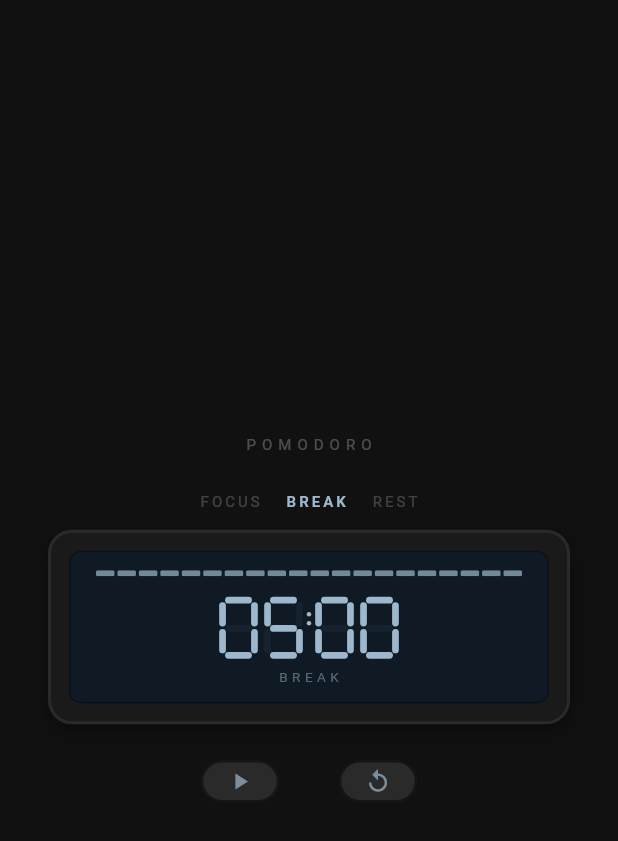
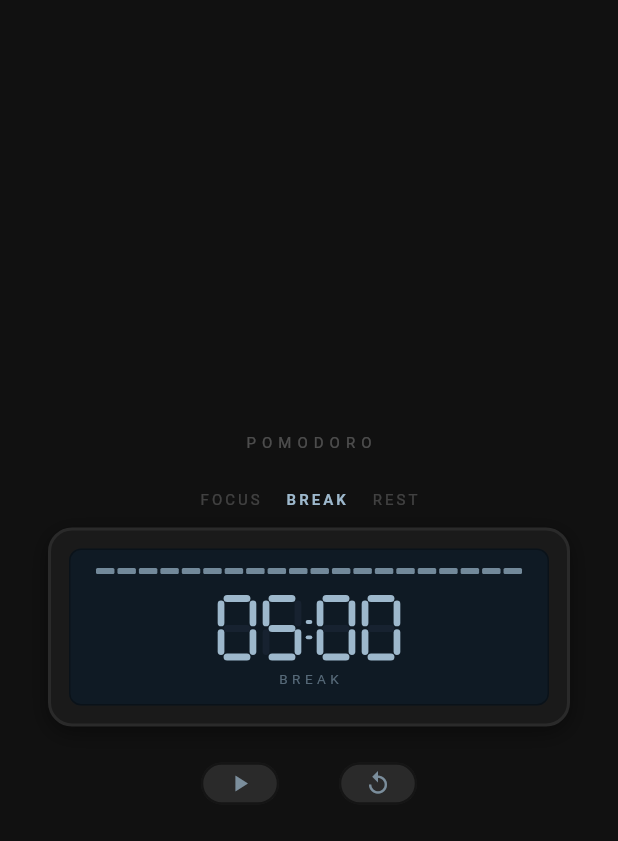
Before and after one commit to Yusuzhan/pomodoro, a Flutter app: the screen it shows after launch, after a tap on "BREAK", on a phone screen of 412 x 824 dp. Shown: the top 841 px of the screen. Run offline on Flutter 3.47's test engine with Material 3 defaults, Android fonts, the phone set to English and light mode, and no system bars.

Commit message:
replace LcdColon circles with custom-painted LCD-style rounded rects

```diff
--- a/lib/widget/circular_progress.dart
+++ b/lib/widget/circular_progress.dart
@@ -12,7 +12,7 @@ class LcdDigit extends StatelessWidget {
   @override
   Widget build(BuildContext context) {
     return CustomPaint(
-      size: Size(size, size * 1.6),
+      size: Size(size, size * 1.7),
       painter: _LcdPainter(digit: digit),
     );
   }
@@ -24,26 +24,45 @@ class LcdColon extends StatelessWidget {
 
   @override
   Widget build(BuildContext context) {
-    return SizedBox(
-      width: size,
-      child: Column(
-        mainAxisSize: MainAxisSize.min,
-        children: [
-          Container(
-            width: size * 0.5,
-            height: size * 0.5,
-            decoration: const BoxDecoration(color: _onColor, shape: BoxShape.circle),
-          ),
-          SizedBox(height: size * 0.5),
-          Container(
-            width: size * 0.5,
-            height: size * 0.5,
-            decoration: const BoxDecoration(color: _onColor, shape: BoxShape.circle),
-          ),
-        ],
-      ),
+    return CustomPaint(
+      size: Size(size, size * 1.6),
+      painter: _LcdColonPainter(),
     );
   }
+}
+
+class _LcdColonPainter extends CustomPainter {
+  @override
+  void paint(Canvas canvas, Size size) {
+    final w = size.width;
+    final h = size.height;
+    final pw = w * 0.55;
+    final ph = h * 0.2;
+    final corner = pw * 0.3;
+
+    final paint = Paint()
+      ..color = _onColor
+      ..style = PaintingStyle.fill;
+
+    canvas.drawRRect(
+      RRect.fromRectAndRadius(
+        Rect.fromLTWH((w - pw) / 2, h * 0.10, pw, ph),
+        Radius.circular(corner),
+      ),
+      paint,
+    );
+
+    canvas.drawRRect(
+      RRect.fromRectAndRadius(
+        Rect.fromLTWH((w - pw) / 2, h * 0.90, pw, ph),
+        Radius.circular(corner),
+      ),
+      paint,
+    );
+  }
+
+  @override
+  bool shouldRepaint(covariant CustomPainter old) => false;
 }
 
 class _LcdPainter extends CustomPainter {
--- a/lib/widget/countdown_timer.dart
+++ b/lib/widget/countdown_timer.dart
@@ -138,9 +138,7 @@ class _CountdownTimerState extends State<CountdownTimer> {
           fontSize: 10,
           letterSpacing: 2,
           fontWeight: selected ? FontWeight.w700 : FontWeight.w400,
-          color: selected
-              ? _onColor
-              : Colors.white.withValues(alpha: 0.2),
+          color: selected ? _onColor : Colors.white.withValues(alpha: 0.2),
         ),
       ),
     );
@@ -226,8 +224,8 @@ class _CountdownTimerState extends State<CountdownTimer> {
         const SizedBox(width: 2),
         LcdDigit(digit: m2, size: 28),
         Padding(
-          padding: const EdgeInsets.only(bottom: 12),
-          child: LcdColon(size: 6),
+          padding: const EdgeInsets.only(bottom: 0),
+          child: LcdColon(size: 8),
         ),
         LcdDigit(digit: s1, size: 28),
         const SizedBox(width: 2),
@@ -240,8 +238,8 @@ class _CountdownTimerState extends State<CountdownTimer> {
     final label = _currentType == TimerType.tfocus
         ? 'FOCUS'
         : _currentType == TimerType.tbreak
-            ? 'BREAK'
-            : 'REST';
+        ? 'BREAK'
+        : 'REST';
     return Text(
       label,
       style: TextStyle(
@@ -267,10 +265,7 @@ class _CountdownTimerState extends State<CountdownTimer> {
           },
         ),
         const SizedBox(width: 40),
-        _watchButton(
-          icon: Icons.replay_outlined,
-          onTap: _resetTimer,
-        ),
+        _watchButton(icon: Icons.replay_outlined, onTap: _resetTimer),
       ],
     );
   }
```
